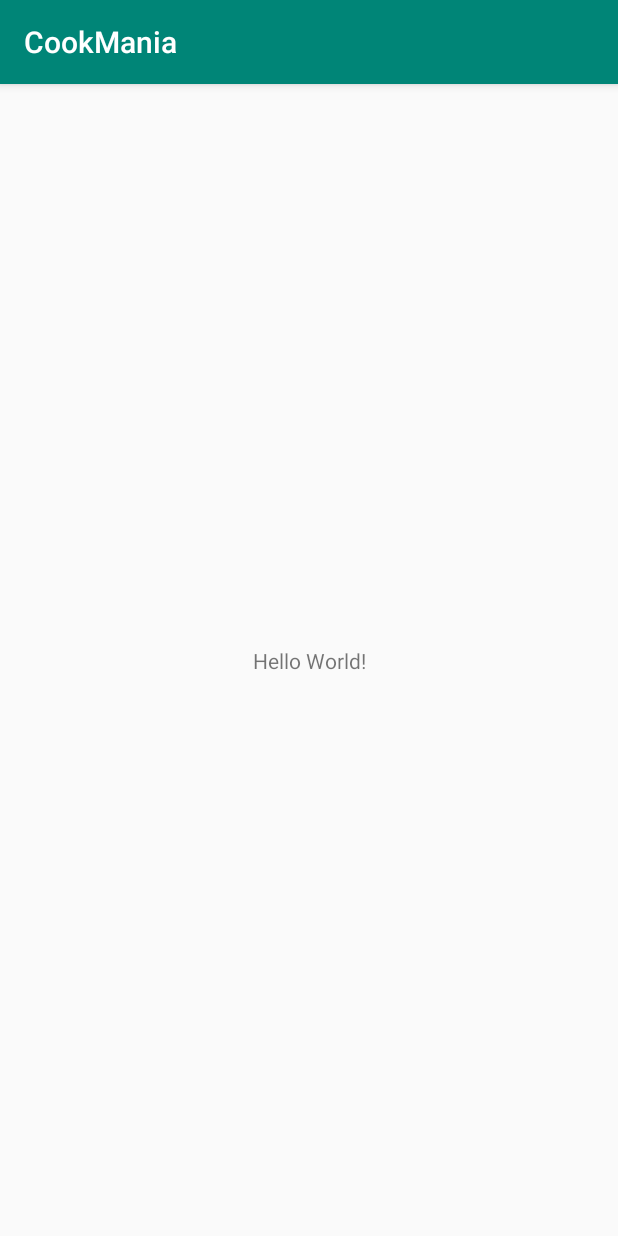
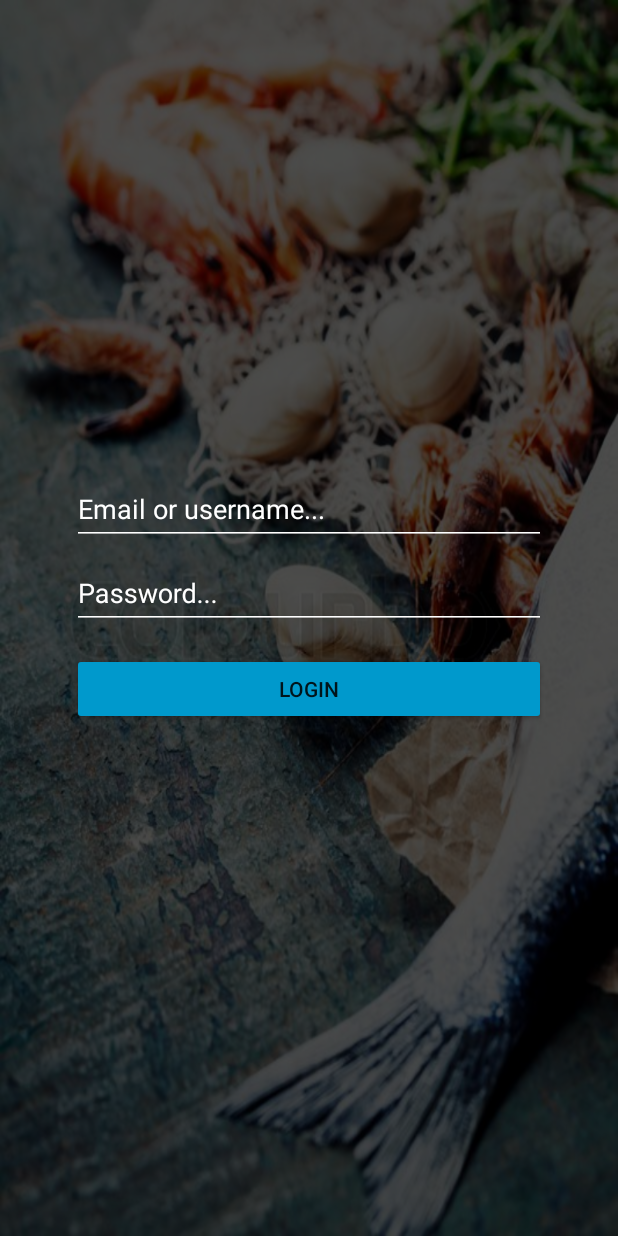
Before and after one commit to esprit-mini-projet/CookMania-Android, an Android app: the screen it shows after launch (MainActivity), on a phone screen of 412 x 824 dp. Run offline under Robolectric (Android 15) with nearby library versions, the phone set to English and light mode, and no system bars.

Commit message:
changed minsdk to 21 started on login screen

```diff
--- a/app/build.gradle
+++ b/app/build.gradle
@@ -4,7 +4,7 @@ android {
     compileSdkVersion 28
     defaultConfig {
         applicationId "tn.duoes.esprit.cookmania"
-        minSdkVersion 19
+        minSdkVersion 21
         targetSdkVersion 28
         versionCode 1
         versionName "1.0"
--- a/app/src/main/java/tn/duoes/esprit/cookmania/controllers/activities/MainActivity.java
+++ b/app/src/main/java/tn/duoes/esprit/cookmania/controllers/activities/MainActivity.java
@@ -1,5 +1,6 @@
 package tn.duoes.esprit.cookmania.controllers.activities;
 
+import android.support.design.widget.TextInputLayout;
 import android.support.v7.app.AppCompatActivity;
 import android.os.Bundle;
 
@@ -11,5 +12,8 @@ public class MainActivity extends AppCompatActivity {
     protected void onCreate(Bundle savedInstanceState) {
         super.onCreate(savedInstanceState);
         setContentView(R.layout.activity_main);
+        getSupportActionBar().hide();
+
+        TextInputLayout loginInputLayout = findViewById(R.id.login_input_layout);
     }
 }
--- a/app/src/main/res/layout/activity_main.xml
+++ b/app/src/main/res/layout/activity_main.xml
@@ -4,15 +4,77 @@
     xmlns:tools="http://schemas.android.com/tools"
     android:layout_width="match_parent"
     android:layout_height="match_parent"
-    tools:context=".controllers.activities.MainActivity">
+    tools:context=".controllers.activities.MainActivity"
+    android:background="@drawable/login_background"
+    android:focusable="true"
+    android:focusableInTouchMode="true">
 
-    <TextView
-        android:layout_width="wrap_content"
+    <LinearLayout
+        android:layout_width="match_parent"
+        android:layout_height="match_parent"
+        android:background="@android:color/black"
+        android:alpha="0.7"/>
+
+    <android.support.design.widget.TextInputLayout
+        android:id="@+id/login_input_layout"
+        android:layout_width="0dp"
         android:layout_height="wrap_content"
-        android:text="Hello World!"
+        app:layout_constraintTop_toTopOf="parent"
         app:layout_constraintBottom_toBottomOf="parent"
-        app:layout_constraintLeft_toLeftOf="parent"
-        app:layout_constraintRight_toRightOf="parent"
-        app:layout_constraintTop_toTopOf="parent" />
+        app:layout_constraintStart_toStartOf="parent"
+        app:layout_constraintEnd_toEndOf="parent"
+        android:layout_marginStart="48dp"
+        android:layout_marginEnd="48dp"
+        app:layout_constraintVertical_bias="0.4"
+        android:textColorHint="@android:color/white">
+
+        <AutoCompleteTextView
+            android:id="@+id/activity_main_login_input"
+            android:layout_width="match_parent"
+            android:layout_height="wrap_content"
+            android:hint="@string/login_input_hint"
+            android:textColorHint="@android:color/white"
+            android:inputType="textEmailAddress"
+            android:maxLines="1"
+            android:imeOptions="actionNext"
+            android:textColor="@android:color/white" />
+
+    </android.support.design.widget.TextInputLayout>
+
+    <android.support.design.widget.TextInputLayout
+        android:id="@+id/password_input_layout"
+        android:layout_width="0dp"
+        android:layout_height="wrap_content"
+        app:layout_constraintStart_toStartOf="@id/login_input_layout"
+        app:layout_constraintEnd_toEndOf="@id/login_input_layout"
+        app:layout_constraintTop_toBottomOf="@id/login_input_layout"
+        app:layout_constraintVertical_bias="0.4"
+        android:textColorHint="@android:color/white">
+
+        <android.support.design.widget.TextInputEditText
+            android:id="@+id/activity_main_password_input"
+            android:layout_width="match_parent"
+            android:layout_height="wrap_content"
+            android:hint="@string/login_password_hint"
+            android:textColorHint="@android:color/white"
+            android:inputType="textPassword"
+            android:maxLines="1"
+            android:imeOptions="actionDone"
+            android:textColor="@android:color/white"/>
+
+    </android.support.design.widget.TextInputLayout>
+
+    <Button
+        android:id="@+id/activity_main_login_button"
+        android:layout_width="0dp"
+        android:layout_height="wrap_content"
+        android:text="@string/login_button_text"
+        app:layout_constraintStart_toStartOf="@id/password_input_layout"
+        app:layout_constraintEnd_toEndOf="@id/password_input_layout"
+        app:layout_constraintTop_toBottomOf="@id/password_input_layout"
+        android:layout_marginTop="16dp"
+        android:backgroundTint="@android:color/holo_blue_dark"/>
+
+
 
 </android.support.constraint.ConstraintLayout>
--- a/app/src/main/res/values/strings.xml
+++ b/app/src/main/res/values/strings.xml
@@ -1,3 +1,6 @@
 <resources>
     <string name="app_name">CookMania</string>
+    <string name="login_input_hint">Email or username...</string>
+    <string name="login_password_hint">Password...</string>
+    <string name="login_button_text">Login</string>
 </resources>
--- a/app/src/main/res/values/styles.xml
+++ b/app/src/main/res/values/styles.xml
@@ -6,6 +6,7 @@
         <item name="colorPrimary">@color/colorPrimary</item>
         <item name="colorPrimaryDark">@color/colorPrimaryDark</item>
         <item name="colorAccent">@color/colorAccent</item>
+        <item name="colorControlNormal">@android:color/white</item> <!-- color for bottom border of textinputedittext -->
     </style>
 
 </resources>
```
Also changed, not shown: app/src/main/res/drawable/rounded_edit_text.xml (added, +64 -0 lines), app/src/main/res/drawable/login_background.jpg (added).
